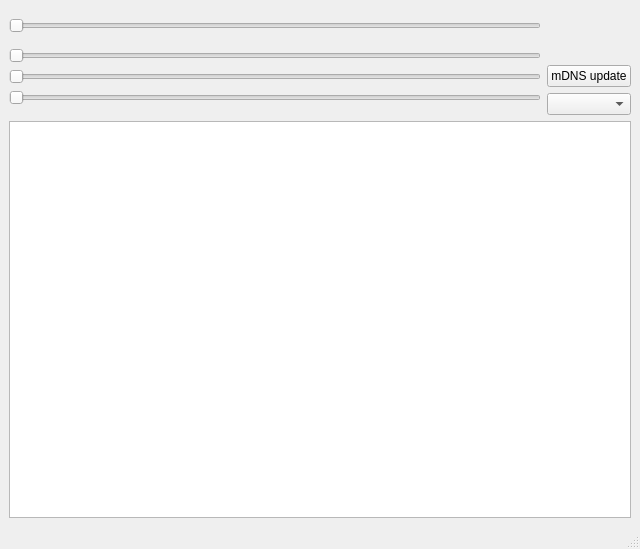
Before: the Qt Designer form mainwindow.ui in PonchikCobaki/SCLED-public, drawn with Qt 5.
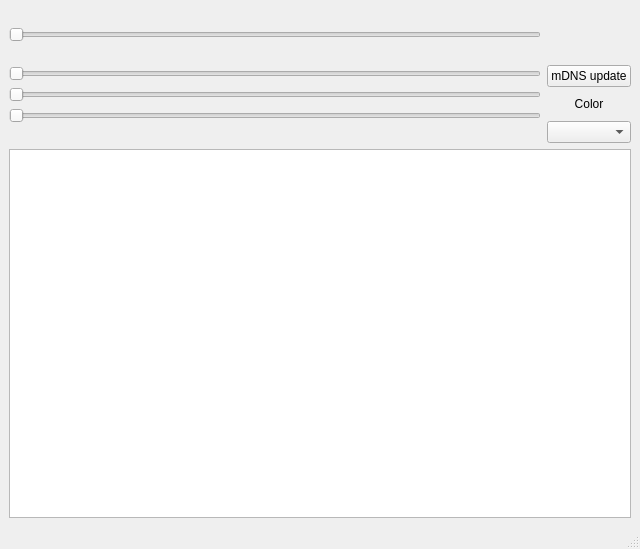
After: the same form once the commit is applied. Icons and pictures are not drawn.

Commit message: added color picker

What changed in the file:
```diff
--- a/mainwindow.ui
+++ b/mainwindow.ui
@@ -136,6 +136,16 @@
             </property>
            </widget>
           </item>
+          <item>
+           <widget class="QPushButton" name="colorPushButton">
+            <property name="text">
+             <string>Color</string>
+            </property>
+            <property name="flat">
+             <bool>true</bool>
+            </property>
+           </widget>
+          </item>
           <item>
            <widget class="QComboBox" name="comboBox"/>
           </item>
```
The commit also changes 3 other files.
